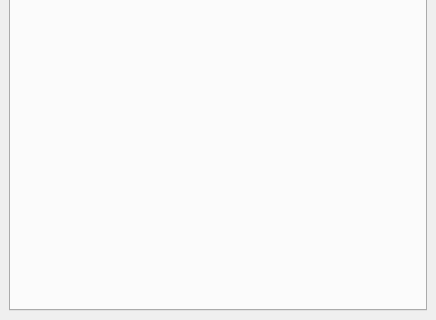
First picture: the form in ui/ui_assimilation.ui, repository Artelia/Mascaret, before the edit; both pictures show x 0 to 436 and y 427 to 747 of the 436 by 747 pixel window.
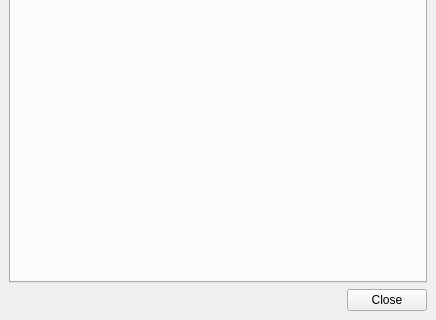
Second picture: the form after the edit.

```diff
--- a/ui/ui_assimilation.ui
+++ b/ui/ui_assimilation.ui
@@ -70,6 +70,30 @@
       </widget>
      </widget>
     </item>
+    <item>
+     <layout class="QHBoxLayout" name="horizontalLayout">
+      <item>
+       <spacer name="horizontalSpacer">
+        <property name="orientation">
+         <enum>Qt::Horizontal</enum>
+        </property>
+        <property name="sizeHint" stdset="0">
+         <size>
+          <width>40</width>
+          <height>20</height>
+         </size>
+        </property>
+       </spacer>
+      </item>
+      <item>
+       <widget class="QPushButton" name="bt_close">
+        <property name="text">
+         <string>Close</string>
+        </property>
+       </widget>
+      </item>
+     </layout>
+    </item>
    </layout>
   </widget>
   <action name="actionAssimKs">
```
